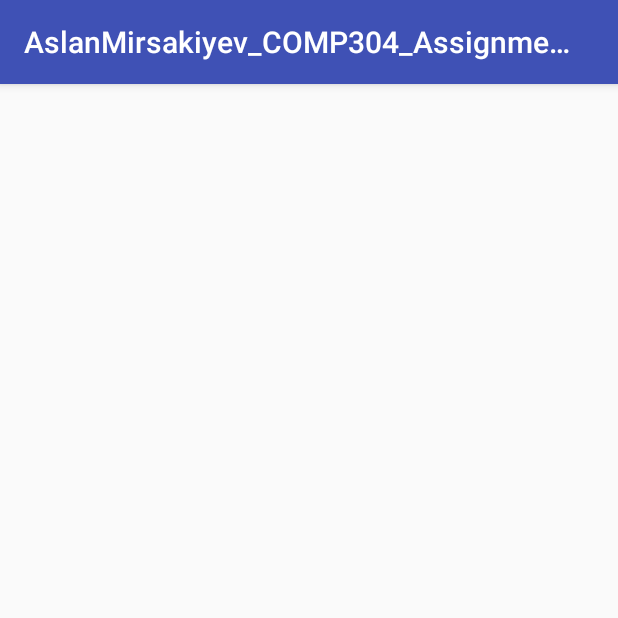
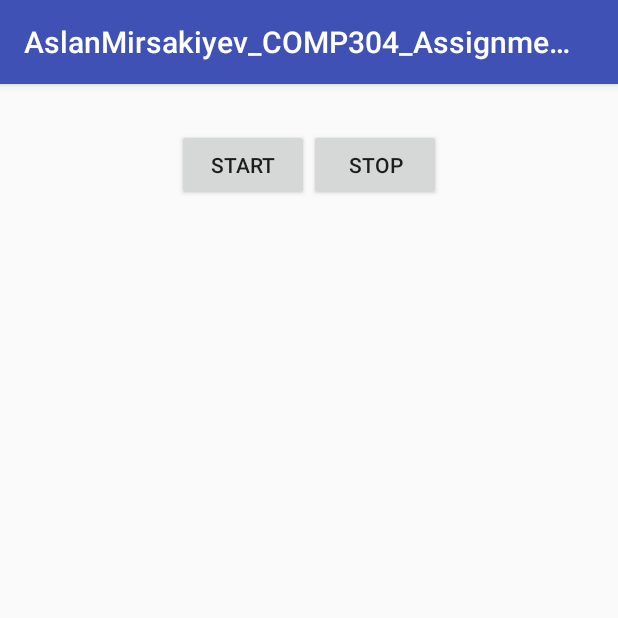
Before and after one commit to mirsakiyev/COMP-304, an Android app: the FramedAnimationActivity_Task2 screen opened directly, with no data from a screen before it, on a phone screen of 412 x 824 dp, the top half of it. Run offline under Robolectric (Android 15) with nearby library versions, the phone set to English and light mode, and no system bars.

Commit message:
Added a basic .xml layout for task2

```diff
--- a/AslanMirsakiyev_COMP304_Assignment3/app/src/main/java/com/example/aslanmr/aslanmirsakiyev_comp304_assignment3/DrawingActivity_Task1.java
+++ b/AslanMirsakiyev_COMP304_Assignment3/app/src/main/java/com/example/aslanmr/aslanmirsakiyev_comp304_assignment3/DrawingActivity_Task1.java
@@ -40,7 +40,7 @@ public class DrawingActivity_Task1 extends AppCompatActivity implements View.OnT
 
     DirectionEnum currentDirection;
 
-    // coordinates fir the  line
+    // coordinates for the line
     int startX=10;
     int startY=10;
     int endX=10;
@@ -163,7 +163,9 @@ public class DrawingActivity_Task1 extends AppCompatActivity implements View.OnT
 
     }
 
-    private void clearCanvas() { canvas.drawColor(Color.BLACK); }
+    private void clearCanvas() {
+        canvas.drawColor(Color.BLACK);
+    }
 
     private void drawLine(DirectionEnum direction, Canvas canvas) {
         imgCanvas.setFocusable(true);
--- a/AslanMirsakiyev_COMP304_Assignment3/app/src/main/res/layout/activity_framed_animation__task2.xml
+++ b/AslanMirsakiyev_COMP304_Assignment3/app/src/main/res/layout/activity_framed_animation__task2.xml
@@ -1,9 +1,38 @@
 <?xml version="1.0" encoding="utf-8"?>
-<android.support.constraint.ConstraintLayout xmlns:android="http://schemas.android.com/apk/res/android"
+<RelativeLayout xmlns:android="http://schemas.android.com/apk/res/android"
     xmlns:app="http://schemas.android.com/apk/res-auto"
     xmlns:tools="http://schemas.android.com/tools"
     android:layout_width="match_parent"
     android:layout_height="match_parent"
+    android:orientation="vertical"
+    android:layout_margin="30dp"
     tools:context=".FramedAnimationActivity_Task2">
 
-</android.support.constraint.ConstraintLayout>
+    <LinearLayout
+        android:layout_width="wrap_content"
+        android:layout_height="wrap_content"
+        android:orientation="horizontal"
+        android:layout_centerHorizontal="true">
+        <Button
+            android:id="@+id/task2_btnStart"
+            android:layout_width="wrap_content"
+            android:layout_height="wrap_content"
+            android:text="START"/>
+        <Button
+            android:id="@+id/task2_btnStop"
+            android:layout_width="wrap_content"
+            android:layout_height="wrap_content"
+            android:text="STOP"/>
+    </LinearLayout>
+
+    <LinearLayout
+        android:layout_width="match_parent"
+        android:layout_height="wrap_content"
+        android:layout_centerInParent="true">
+        <ImageView
+            android:id="@+id/task2_imgAnimation"
+            android:layout_width="320dp"
+            android:layout_height="180dp" />
+    </LinearLayout>
+
+</RelativeLayout>
```
